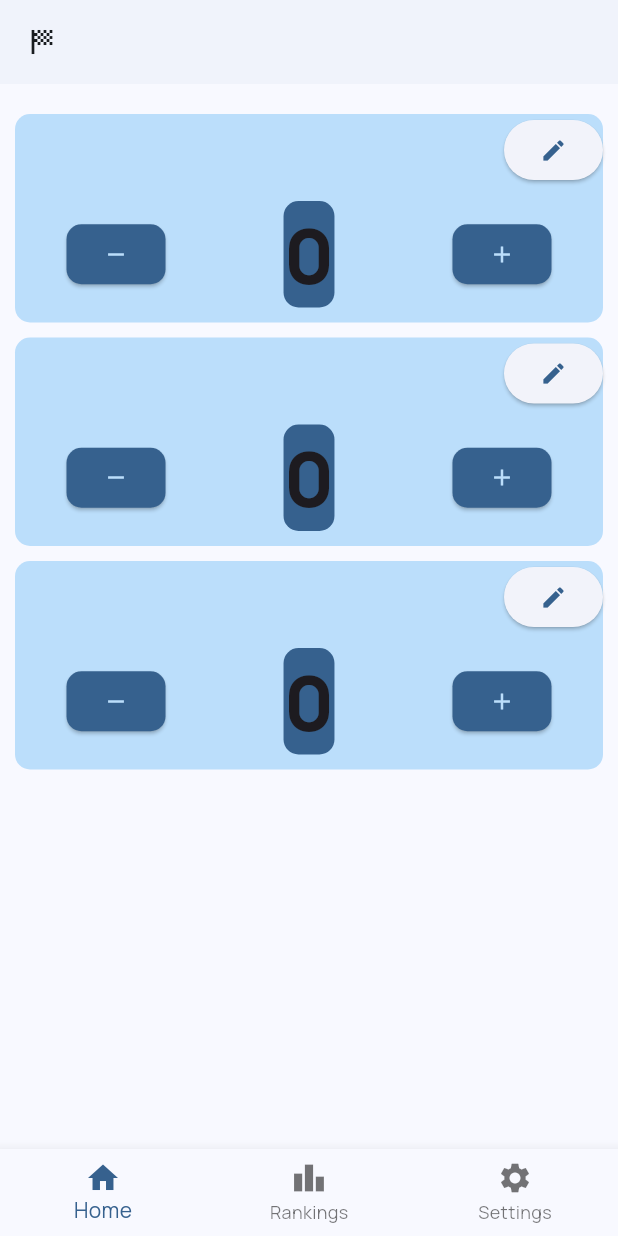
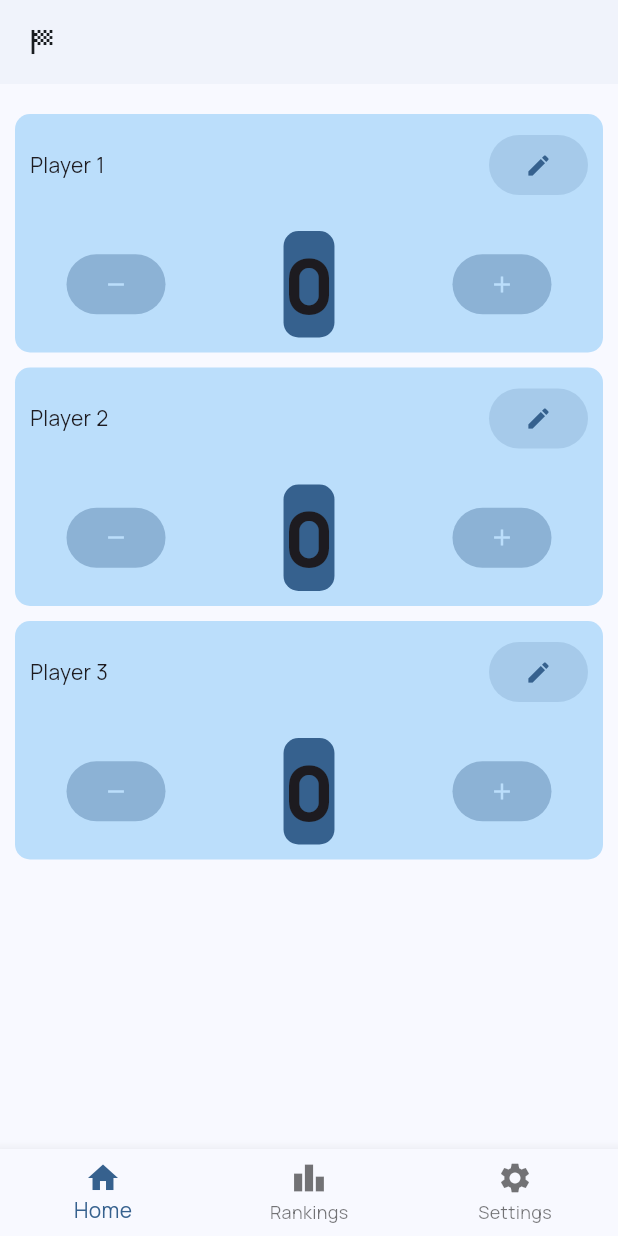
Before and after one commit to Zadigo/myscores, a Flutter app: the screen it shows after launch, on a phone screen of 412 x 824 dp. Run offline on Flutter 3.47's test engine with Material 3 defaults, Android fonts, the phone set to English and light mode, and no system bars; our stand-ins replace bloc, flutter_bloc, google_fonts.

Commit message:
Design improvements

```diff
--- a/simplescoring/lib/utils/players/change_score_button.dart
+++ b/simplescoring/lib/utils/players/change_score_button.dart
@@ -17,8 +17,8 @@ class ChangeScoreButton extends StatelessWidget {
     return ElevatedButton(
       onPressed: onPressed,
       style: ElevatedButton.styleFrom(
-        backgroundColor: theme.primaryColor,
-        shape: RoundedRectangleBorder(borderRadius: BorderRadius.circular(10)),
+        backgroundColor: theme.primaryColor.withAlpha(90),
+        shadowColor: Colors.transparent,
       ),
       child: Icon(icon, color: theme.primaryColorLight),
     );
--- a/simplescoring/lib/utils/players/score_card.dart
+++ b/simplescoring/lib/utils/players/score_card.dart
@@ -32,9 +32,22 @@ class ScoreCard extends StatelessWidget {
         child: Column(
           mainAxisAlignment: MainAxisAlignment.center,
           children: [
-            Container(
-              alignment: Alignment.centerRight,
-              child: ElevatedButton(onPressed: () {}, child: Icon(Icons.edit)),
+            Padding(
+              padding: const EdgeInsets.all(10.0),
+              child: Row(
+                mainAxisAlignment: MainAxisAlignment.spaceBetween,
+                children: [
+                  Text(player?.name ?? ''),
+                  ElevatedButton(
+                    onPressed: () {},
+                    style: ElevatedButton.styleFrom(
+                      backgroundColor: theme.primaryColor.withAlpha(40),
+                      shadowColor: Colors.transparent,
+                    ),
+                    child: Icon(Icons.edit),
+                  ),
+                ],
+              ),
             ),
             Flex(
               direction: Axis.horizontal,
```
